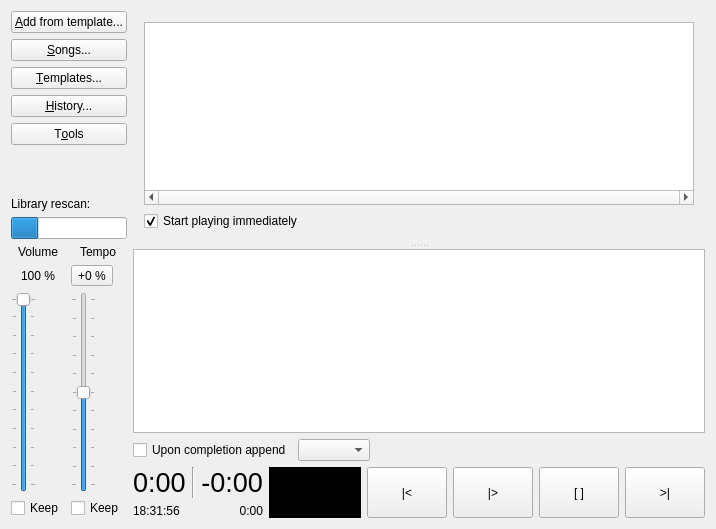
madmaxoft/SkauTan, file PlayerWindow.ui: the form before one commit.
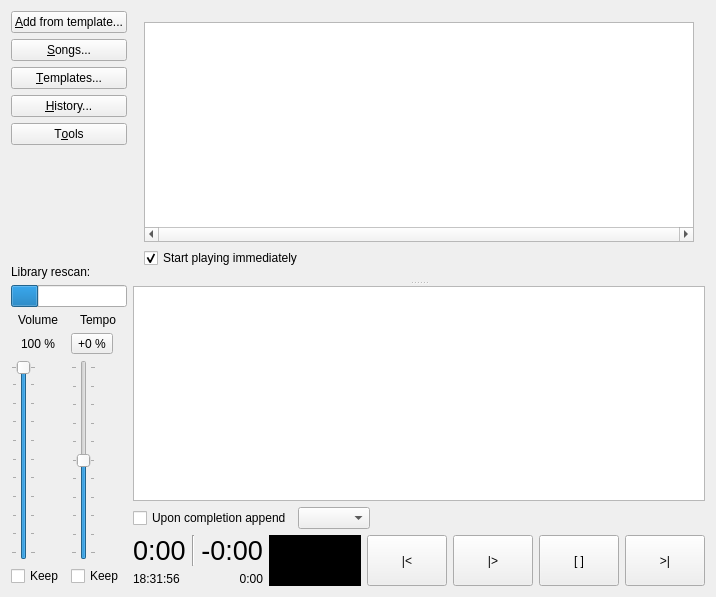
The form after the commit. Custom widgets are drawn as their Qt base class.

Diff of the .ui file:
```diff
--- a/PlayerWindow.ui
+++ b/PlayerWindow.ui
@@ -7,7 +7,7 @@
     <x>0</x>
     <y>0</y>
     <width>716</width>
-    <height>529</height>
+    <height>597</height>
    </rect>
   </property>
   <property name="windowTitle">
```
Left out of the diff: 16 changed lines with no effect on the pictures.
